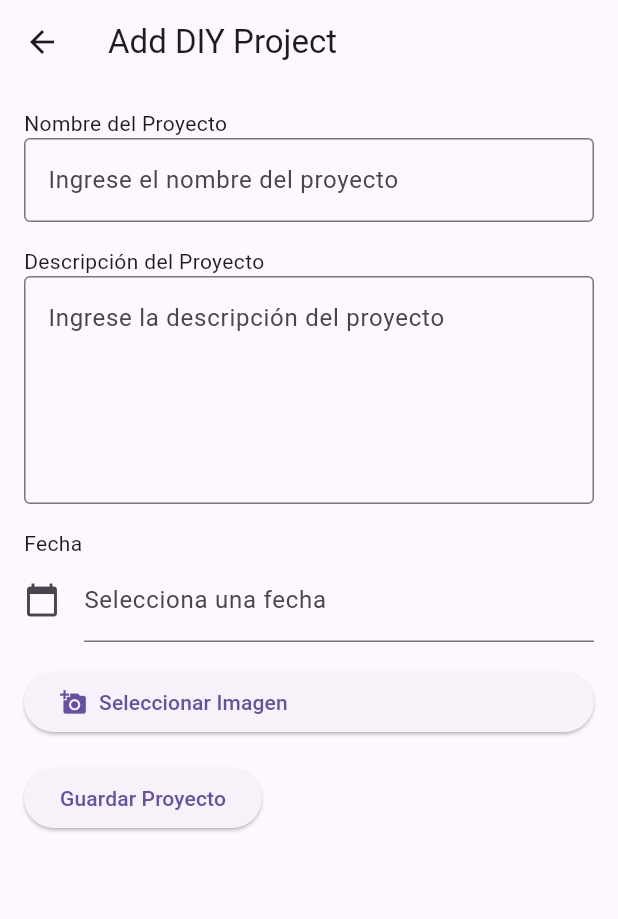
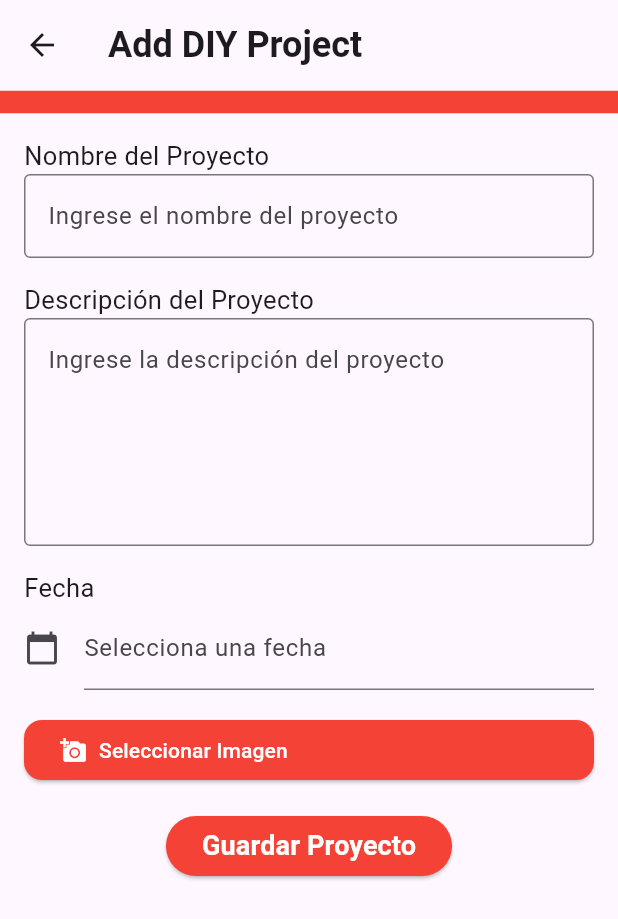
Before and after one commit to Emilio157/WeFixIt, a Flutter app: the screen it shows once a user with an empty profile is signed in, item 2 of the bottom bar chosen, after a tap on the "add" icon, on a phone screen of 412 x 824 dp. Shown: the top 919 px of the screen. Run offline on Flutter 3.47's test engine with Material 3 defaults, Android fonts, the phone set to English and light mode, and no system bars; our stand-ins replace cloud_firestore, curved_labeled_navigation_bar, firebase_auth, firebase_core, firebase_storage, image_picker and 1 more; accounts and stored records are empty.

Commit message:
Cambios de interfaz en barra inferior y E de datos

```diff
--- a/lib/ui/homePages/diyPage.dart
+++ b/lib/ui/homePages/diyPage.dart
@@ -1,6 +1,10 @@
+import 'dart:ui';
+
 import 'package:flutter/material.dart';
 import 'package:cloud_firestore/cloud_firestore.dart';
 import 'package:firebase_storage/firebase_storage.dart';
+import 'package:flutter/rendering.dart';
+import 'package:flutter/widgets.dart';
 import 'package:image_picker/image_picker.dart';
 import 'dart:typed_data';
 import 'package:intl/intl.dart';
@@ -47,7 +51,8 @@ class _MyDiyState extends State<MyDiy> {
   Widget build(BuildContext context) {
     return Scaffold(
       appBar: AppBar(
-        title: const Text("DIY Projects"),
+        title: const Text("DIY Projects",
+        style: TextStyle(fontWeight: FontWeight.bold,),),
       ),
       body: uid == null
           ? const Center(child: CircularProgressIndicator())
@@ -88,11 +93,13 @@ class _MyDiyState extends State<MyDiy> {
               },
             ),
       floatingActionButton: FloatingActionButton(
+        backgroundColor: Colors.red,
         onPressed: () => Navigator.push(
           context,
           MaterialPageRoute(builder: (context) => AddProjectScreen(uid: uid)),
         ),
-        child: const Icon(Icons.add),
+        child: const Icon(Icons.add,
+        color: Colors.white,),
       ),
     );
   }
@@ -204,7 +211,15 @@ class _AddProjectScreenState extends State<AddProjectScreen> {
   Widget build(BuildContext context) {
     return Scaffold(
       appBar: AppBar(
-        title: const Text('Add DIY Project'),
+        toolbarHeight: 75,
+        title: const Text('Add DIY Project',
+        style: TextStyle( fontSize: 24, fontWeight: FontWeight.bold),),
+        bottom: const PreferredSize(
+            preferredSize: Size.fromHeight(1),
+            child: Divider(
+              color: Colors.red,
+              thickness: 15,),
+          ),
       ),
       body: Padding(
         padding: const EdgeInsets.all(16.0),
@@ -212,7 +227,8 @@ class _AddProjectScreenState extends State<AddProjectScreen> {
           child: Column(
             crossAxisAlignment: CrossAxisAlignment.start,
             children: [
-              const Text('Nombre del Proyecto'),
+              const Text('Nombre del Proyecto',
+            style: TextStyle(fontSize: 17)),
               TextField(
                 controller: nameController,
                 decoration: const InputDecoration(
@@ -221,7 +237,8 @@ class _AddProjectScreenState extends State<AddProjectScreen> {
                 ),
               ),
               const SizedBox(height: 16),
-              const Text('Descripción del Proyecto'),
+              const Text('Descripción del Proyecto',
+            style: TextStyle(fontSize: 17)),
               TextField(
                 controller: descriptionController,
                 decoration: const InputDecoration(
@@ -231,7 +248,8 @@ class _AddProjectScreenState extends State<AddProjectScreen> {
                 maxLines: 5,
               ),
               const SizedBox(height: 16),
-              const Text('Fecha'),
+              const Text('Fecha',
+            style: TextStyle(fontSize: 17)),
               TextField(
                 controller: _dateController,
                 decoration: const InputDecoration(
@@ -255,6 +273,13 @@ class _AddProjectScreenState extends State<AddProjectScreen> {
               ),
               const SizedBox(height: 16),
               ElevatedButton(
+                style: ElevatedButton.styleFrom(
+                backgroundColor: Colors.red,
+                foregroundColor: Colors.white,
+                shape: RoundedRectangleBorder(
+                  borderRadius: BorderRadius.circular(12),
+                ),
+              ),
                 onPressed: _selectImage,
                 child: Row(
                   children: [
@@ -265,9 +290,17 @@ class _AddProjectScreenState extends State<AddProjectScreen> {
                 ),
               ),
               const SizedBox(height: 16),
-              ElevatedButton(
-                onPressed: _saveProject,
-                child: const Text('Guardar Proyecto'),
+              Center(
+                child: ElevatedButton(
+                  style: ButtonStyle(
+                    backgroundColor: MaterialStatePropertyAll<Color>(Colors.red),
+                  ),
+                  onPressed: _saveProject,
+                  child: const Text('Guardar Proyecto',
+                  style: TextStyle(color: Colors.white,
+                  fontWeight: FontWeight.bold,
+                  fontSize: 18),),
+                ),
               ),
             ],
           ),
--- a/lib/ui/homePages/homePage.dart
+++ b/lib/ui/homePages/homePage.dart
@@ -1,5 +1,9 @@
 import 'package:flutter/material.dart';
 import 'package:we_fix_it/ui/report_page.dart';
+import 'package:firebase_auth/firebase_auth.dart';
+import 'package:cloud_firestore/cloud_firestore.dart';
+
+
 
 class MyInicio extends StatefulWidget {
   const MyInicio({super.key});
@@ -9,10 +13,33 @@ class MyInicio extends StatefulWidget {
 }
 
 class _MyInicioState extends State<MyInicio> {
+  List<Map<String, dynamic>> problems = [];
+
+  @override
+  void initState() {
+    super.initState();
+    _getProblems();
+  }
+
+  Future<void> _getProblems() async {
+    final User? user = FirebaseAuth.instance.currentUser;
+    if (user != null) {
+      final String uid = user.uid;
+      QuerySnapshot snapshot = await FirebaseFirestore.instance
+          .collection('userProblems')
+          .where('uid', isEqualTo: uid)
+          .get();
+      setState(() {
+        problems = snapshot.docs.map((doc) => doc.data() as Map<String, dynamic>).toList();
+      });
+    }
+  }
   @override
   Widget build(BuildContext context) => Scaffold(
     body: Stack(
-      children: <Widget> [Align(
+      children: <Widget> [Column(
+        children: [
+          Align(
             alignment: Alignment.topRight,
             child: Padding(
               padding: EdgeInsets.only(right: 50),
@@ -34,6 +61,8 @@ class _MyInicioState extends State<MyInicio> {
                   ),
             ),
           ),
+        ],
+      ),
       Align(
         alignment: Alignment.topRight,
         child: IconButton(onPressed: () => Navigator.push(
@@ -44,8 +73,27 @@ class _MyInicioState extends State<MyInicio> {
           iconSize: 35,
           color: Colors.black,
           ),
+      ),
+      Padding(
+        padding: const EdgeInsets.only(top: 60),
+        child: Expanded(
+              child: ListView.builder(
+                itemCount: problems.length,
+                itemBuilder: (context, index) {
+                  final problem = problems[index];
+                  return ListTile(
+                    title: Text(problem['problem'], style: TextStyle(fontSize: 18, fontWeight: FontWeight.bold),),
+                    subtitle: Text("Fecha límite: " + problem['date'],
+                    style: TextStyle(fontSize: 14,),),
+                    leading: problem['imageLink'] != null
+                        ? Image.network(problem['imageLink'], width: 70, height: 70)
+                        : null,
+                  );
+                },
+            ),
+            ),
       )
-          ]
+      ],
     )
   );
 }
--- a/lib/ui/homePages/profilePage.dart
+++ b/lib/ui/homePages/profilePage.dart
@@ -31,7 +31,7 @@ class _MyLogOutState extends State<MyLogOut> {
                 await FirebaseAuth.instance.signOut();
               },
               style: ElevatedButton.styleFrom(
-                    backgroundColor: Color.fromARGB(255, 254, 182, 15),
+                    backgroundColor: Colors.red,
                     foregroundColor: Colors.black,
                     shadowColor: Colors.black,
                     elevation: 3,
@@ -39,7 +39,7 @@ class _MyLogOutState extends State<MyLogOut> {
                         borderRadius: BorderRadius.circular(5)),
                     minimumSize: Size(250, 70),
                   ),
-              child: const Text("Cerrar Sesión", style: TextStyle(fontSize: 24),),
+              child: const Text("Cerrar Sesión", style: TextStyle(fontSize: 24, color: Colors.white),),
             ),
             ]
           ),
--- a/lib/ui/home_page_user.dart
+++ b/lib/ui/home_page_user.dart
@@ -1,4 +1,6 @@
 import 'package:flutter/material.dart';
+import 'package:curved_labeled_navigation_bar/curved_navigation_bar.dart';
+import 'package:curved_labeled_navigation_bar/curved_navigation_bar_item.dart';
 import 'package:firebase_auth/firebase_auth.dart';
 import 'package:cloud_firestore/cloud_firestore.dart';
 import 'package:we_fix_it/ui/homePages/diyPage.dart';
@@ -24,7 +26,7 @@ class _HomePageState extends State<HomePage> {
     MyLogOut(),
   ];
 
-  List<Map<String, dynamic>> problems = [];
+  /* List<Map<String, dynamic>> problems = [];
 
   @override
   void initState() {
@@ -44,7 +46,7 @@ class _HomePageState extends State<HomePage> {
         problems = snapshot.docs.map((doc) => doc.data() as Map<String, dynamic>).toList();
       });
     }
-  }
+  } */
 
   Future<String> _getUserName(String uid) async {
     try {
@@ -107,56 +109,43 @@ class _HomePageState extends State<HomePage> {
                 Expanded(
                   child: pantallas[currentIndex],
                 ),
-                Expanded(
-                  child: ListView.builder(
-                    itemCount: problems.length,
-                    itemBuilder: (context, index) {
-                      final problem = problems[index];
-                      return ListTile(
-                        title: Text(problem['problem']),
-                        subtitle: Text(problem['description']),
-                        trailing: problem['imageLink'] != null
-                            ? Image.network(problem['imageLink'], width: 50, height: 50)
-                            : null,
-                      );
-                    },
-                  ),
-                ),
               ],
             ),
           ),
         ],
       ),
-      bottomNavigationBar: BottomNavigationBar(
-        currentIndex: currentIndex,
+      bottomNavigationBar: CurvedNavigationBar(
+        index: currentIndex,
         onTap: (index) => setState(() => currentIndex = index),
-        type: BottomNavigationBarType.fixed,
-        backgroundColor: Colors.red,
-        unselectedItemColor: Colors.black,
-        iconSize: 40,
-        selectedItemColor: Colors.white,
-        showSelectedLabels: false,
-        showUnselectedLabels: false,
+        color: Colors.red,
+        backgroundColor: Colors.white,
+        buttonBackgroundColor: Colors.red,
+        height: MediaQuery.of(context).size.height * 0.11,
         items: const [
-          BottomNavigationBarItem(
-            icon: Icon(Icons.history),
-            label: "Historial",
+          CurvedNavigationBarItem(
+            child: Icon(Icons.history,
+            color: Colors.white,
+            size: 40,),
           ),
-          BottomNavigationBarItem(
-            icon: Icon(Icons.palette),
-            label: "DIY",
+          CurvedNavigationBarItem(
+            child: Icon(Icons.palette,
+            color: Colors.white,
+            size: 40,),
           ),
-          BottomNavigationBarItem(
-            icon: Icon(Icons.home),
-            label: "Inicio",
+          CurvedNavigationBarItem(
+            child: Icon(Icons.home,
+            color: Colors.white,
+            size: 40,),
           ),
-          BottomNavigationBarItem(
-            icon: Icon(Icons.build),
-            label: "Herramientas",
+          CurvedNavigationBarItem(
+            child: Icon(Icons.build,
+            color: Colors.white,
+            size: 40,),
           ),
-          BottomNavigationBarItem(
-            icon: Icon(Icons.exit_to_app),
-            label: "Salir",
+          CurvedNavigationBarItem(
+            child: Icon(Icons.person, //Icons.exit_to_app
+            color: Colors.white,
+            size: 40,),
           ),
         ],
       ),
--- a/pubspec.yaml
+++ b/pubspec.yaml
@@ -42,6 +42,8 @@ dependencies:
   image_picker: ^1.0.7
   firebase_database: 10.4.10
   shared_preferences: ^2.2.3
+  curved_navigation_bar: ^1.0.3
+  curved_labeled_navigation_bar: ^2.0.2
 
 dev_dependencies:
   flutter_test:
```
Also changed, not shown: lib/ui/report_page.dart (+30 -17 lines), pubspec.lock. Lines whose indentation alone changed are shown as unchanged.
